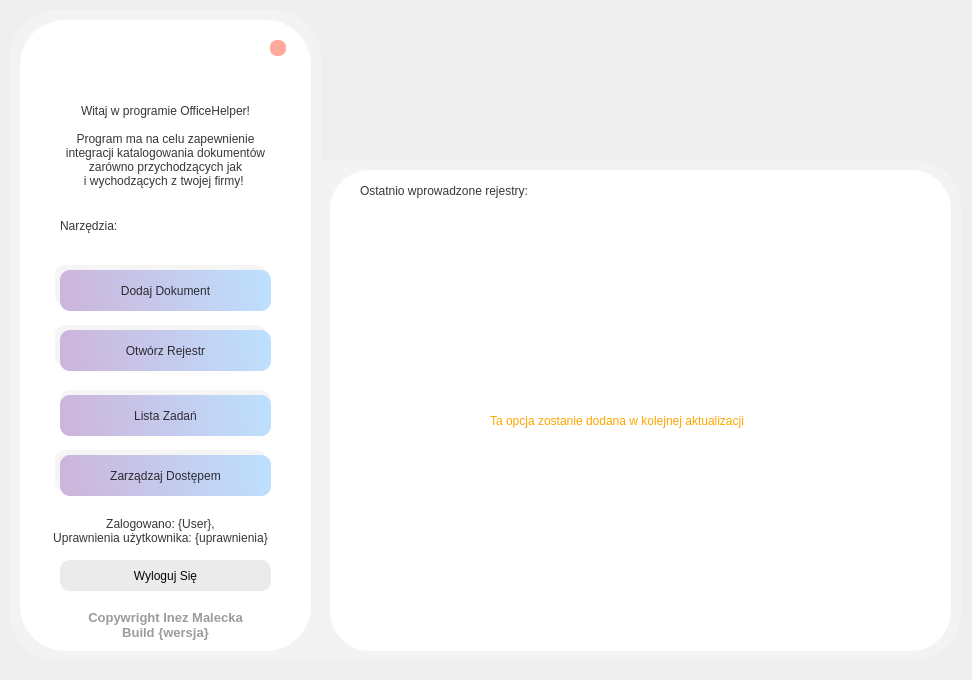
Old version of the form program_files/ui_files/mainwindow.ui in the repository maleckainez/Zaliczenie1IM.
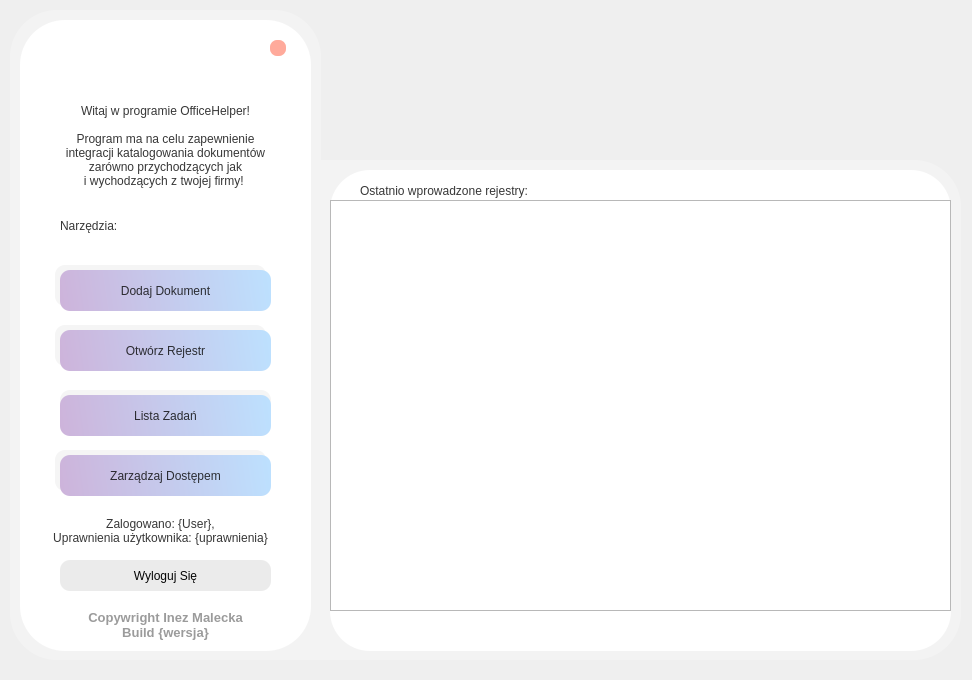
New version of the form.

```diff
--- a/program_files/ui_files/mainwindow.ui
+++ b/program_files/ui_files/mainwindow.ui
@@ -498,6 +498,29 @@
     <string>Lista Zadań</string>
    </property>
   </widget>
+  <widget class="QTableWidget" name="widok_rejestru">
+   <property name="geometry">
+    <rect>
+     <x>330</x>
+     <y>200</y>
+     <width>621</width>
+     <height>411</height>
+    </rect>
+   </property>
+   <property name="autoFillBackground">
+    <bool>false</bool>
+   </property>
+   <property name="styleSheet">
+    <string notr="true">background-color: rgba(255,255,255,10);
+QTableView::verticalLine { border: 0px; color: transparent; }</string>
+   </property>
+   <property name="frameShape">
+    <enum>QFrame::StyledPanel</enum>
+   </property>
+   <property name="frameShadow">
+    <enum>QFrame::Raised</enum>
+   </property>
+  </widget>
   <zorder>tlo_biale_2</zorder>
   <zorder>tlo_biale</zorder>
   <zorder>label_2</zorder>
@@ -518,6 +541,7 @@
   <zorder>label_8</zorder>
   <zorder>label_10</zorder>
   <zorder>lista_zadan</zorder>
+  <zorder>widok_rejestru</zorder>
  </widget>
  <resources/>
  <connections/>
```
